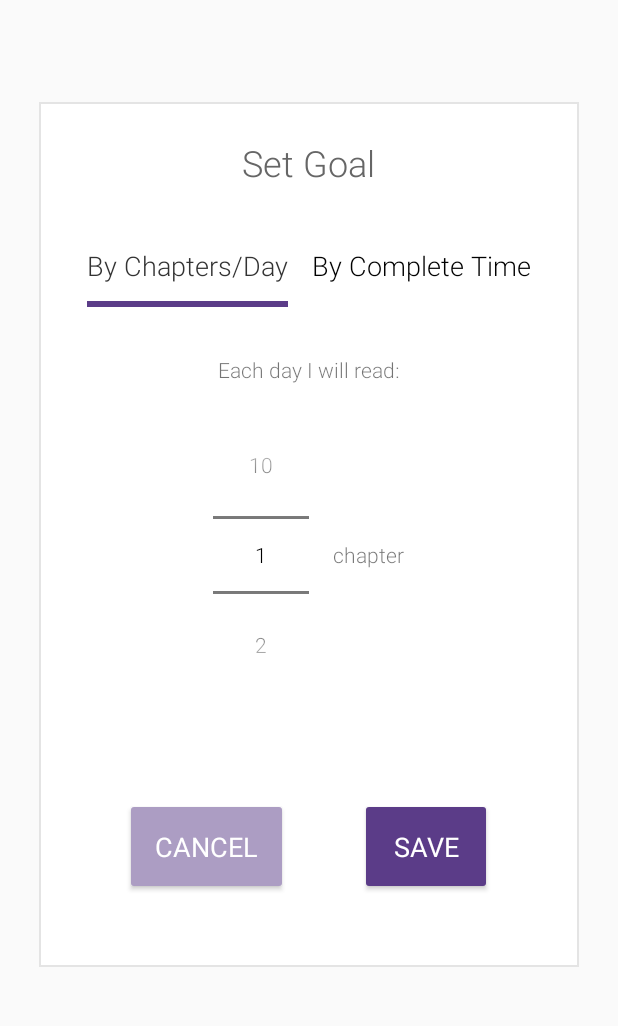
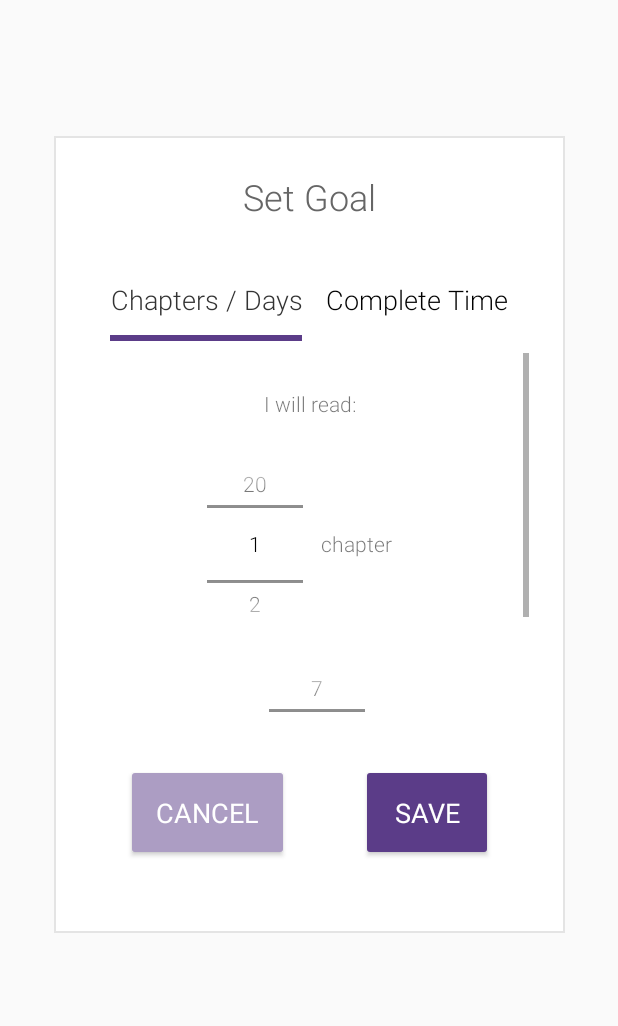
Before and after one commit to yellowire/bible-tracker, an Android app: the MainActivity screen opened directly, with no data from a screen before it, in the options menu, after a tap on "Edit Goal", on a phone screen of 412 x 824 dp, the part 84-1110 px from its top. Run offline under Robolectric (Android 15) with nearby library versions, the phone set to English and light mode, and no system bars; libraries missing offline, so code that uses them is left out: com.github.mikephil.charting; 21 statements that could not run were skipped.

Commit message:
Set Goal activity updates for chapters per days

```diff
--- a/BibleTracker/app/build.gradle
+++ b/BibleTracker/app/build.gradle
@@ -6,7 +6,7 @@ android {
 
     defaultConfig {
         applicationId "com.example.bibletracker"
-        minSdkVersion 21
+        minSdkVersion 26
         targetSdkVersion 29
         versionCode 1
         versionName "1.0"
--- a/BibleTracker/app/src/main/java/com/example/bibletracker/AddChapters.java
+++ b/BibleTracker/app/src/main/java/com/example/bibletracker/AddChapters.java
@@ -1,6 +1,5 @@
 package com.example.bibletracker;
 
-import androidx.annotation.RequiresApi;
 import androidx.appcompat.app.ActionBar;
 import androidx.appcompat.app.AppCompatActivity;
 import androidx.appcompat.widget.Toolbar;
@@ -8,7 +7,6 @@ import androidx.appcompat.widget.Toolbar;
 import android.animation.Animator;
 import android.animation.AnimatorListenerAdapter;
 import android.content.SharedPreferences;
-import android.os.Build;
 import android.os.Bundle;
 import android.os.CountDownTimer;
 import android.text.Spannable;
@@ -28,7 +26,6 @@ import java.util.List;
 
 import static com.example.bibletracker.Bible.theBible;
 
-@RequiresApi(api = Build.VERSION_CODES.O)
 public class AddChapters extends AppCompatActivity {
 
     public static Bible bible = new Bible();
--- a/BibleTracker/app/src/main/java/com/example/bibletracker/BibleBookChapter.java
+++ b/BibleTracker/app/src/main/java/com/example/bibletracker/BibleBookChapter.java
@@ -1,8 +1,4 @@
 package com.example.bibletracker;
-
-import android.util.Log;
-
-import java.time.LocalDate;
 
 import static com.example.bibletracker.Bible.theBible;
 
--- a/BibleTracker/app/src/main/java/com/example/bibletracker/CustomMarkerView.java
+++ b/BibleTracker/app/src/main/java/com/example/bibletracker/CustomMarkerView.java
@@ -2,10 +2,7 @@ package com.example.bibletracker;
 
 import android.content.Context;
 import android.graphics.Canvas;
-import android.os.Build;
 import android.widget.TextView;
-
-import androidx.annotation.RequiresApi;
 
 import com.github.mikephil.charting.charts.BubbleChart;
 import com.github.mikephil.charting.components.MarkerView;
@@ -14,7 +11,6 @@ import com.github.mikephil.charting.highlight.Highlight;
 
 import java.util.Map;
 
-@RequiresApi(api = Build.VERSION_CODES.O)
 class CustomMarkerView extends MarkerView {
 
     private TextView markerContent;
--- a/BibleTracker/app/src/main/java/com/example/bibletracker/DeleteConfirm.java
+++ b/BibleTracker/app/src/main/java/com/example/bibletracker/DeleteConfirm.java
@@ -1,12 +1,10 @@
 package com.example.bibletracker;
 
-import androidx.annotation.RequiresApi;
 import androidx.appcompat.app.ActionBar;
 import androidx.appcompat.app.AppCompatActivity;
 import androidx.appcompat.widget.Toolbar;
 
 import android.content.SharedPreferences;
-import android.os.Build;
 import android.os.Bundle;
 import android.view.View;
 
@@ -29,7 +27,6 @@ public class DeleteConfirm extends AppCompatActivity {
         finish();
     }
 
-    @RequiresApi(api = Build.VERSION_CODES.O)
     public void onDeleteClick(View view) {
         SharedPreferences.Editor editor = pref.edit();
         editor.clear();
--- a/BibleTracker/app/src/main/java/com/example/bibletracker/MainActivity.java
+++ b/BibleTracker/app/src/main/java/com/example/bibletracker/MainActivity.java
@@ -1,14 +1,11 @@
-// TODO: DEV VALUES PRESENT
 package com.example.bibletracker;
 
-import androidx.annotation.RequiresApi;
 import androidx.appcompat.app.AppCompatActivity;
 import androidx.appcompat.widget.Toolbar;
 
 import android.content.Intent;
 import android.content.SharedPreferences;
 import android.graphics.drawable.Drawable;
-import android.os.Build;
 import android.os.Bundle;
 import android.view.Menu;
 import android.view.MenuItem;
@@ -31,7 +28,6 @@ import java.util.HashMap;
 import java.util.List;
 import java.util.Map;
 
-@RequiresApi(api = Build.VERSION_CODES.O)
 public class MainActivity extends AppCompatActivity {
 
     public static Bible bible = new Bible();
@@ -40,8 +36,10 @@ public class MainActivity extends AppCompatActivity {
     public static ReadData data = null;
     DateTimeFormatter dateFormat = DateTimeFormatter.ofPattern("yyyy-MM-dd");
     int totalChapters = 0;
-    int goalType = 0;
-    int goalValue = 0;
+//    int goalType = 0;
+//    int goalValue = 0;
+    int goalChapters = -1;
+    int goalTime = 0;
     int dateDiff = 0;
     int streakCount = 0;
     int readChapterCount = 0;
@@ -244,8 +242,10 @@ public class MainActivity extends AppCompatActivity {
         data = new ReadData();
         totalChapters = data.getTotalChapterCount();
         readChapterCount = data.getReadChapterCount();
-        goalType = data.getGoalType();
-        goalValue = data.getGoalValue();
+//        goalType = data.getGoalType();
+//        goalValue = data.getGoalValue();
+        goalChapters = data.getGoalChapters();
+        goalTime = data.getGoalTime();
         dateDiff = data.getDaysSinceStart(LocalDate.now());
         streakCount = data.getStreakCount(LocalDate.now());
     }
@@ -281,13 +281,18 @@ public class MainActivity extends AppCompatActivity {
     public void setupGoalView() {
         TextView goal = findViewById(R.id.goal);
         String goalString = "none";
-        if (goalType == 2) {
-            goalString = "Finish the Bible in " + goalValue + " months.";
-        } else if (goalType == 1) {
-            if (goalValue == 1) {
-                goalString = "Read 1 chapter each day.";
+        if (goalChapters == 0) {
+            goalString = "Finish the Bible in " + goalTime + " months.";
+        } else if (goalChapters > 0) {
+            if (goalChapters == 1) {
+                goalString = "Read 1 chapter every ";
             } else {
-                goalString = "Read " + goalValue + " chapters each day.";
+                goalString = "Read " + goalChapters + " chapters every ";
+            }
+            if (goalTime == 1) {
+                goalString += "day.";
+            } else {
+                goalString += goalTime + " days.";
             }
         }
         goal.setText(goalString);
--- a/BibleTracker/app/src/main/java/com/example/bibletracker/ReadData.java
+++ b/BibleTracker/app/src/main/java/com/example/bibletracker/ReadData.java
@@ -1,9 +1,6 @@
 package com.example.bibletracker;
 
-import android.os.Build;
-
 import androidx.annotation.Nullable;
-import androidx.annotation.RequiresApi;
 
 import java.time.LocalDate;
 import java.time.format.DateTimeFormatter;
@@ -11,7 +8,6 @@ import java.time.format.DateTimeFormatter;
 import static com.example.bibletracker.Bible.theBible;
 import static java.time.temporal.ChronoUnit.DAYS;
 
-@RequiresApi(api = Build.VERSION_CODES.O)
 class ReadData {
 
     private int totalChapterCount = 0;
@@ -22,8 +18,9 @@ class ReadData {
     private int streakCount = -1;
     private int daysActive = -1;
     private int readChapterCount = -1;
-    private int goalType = -1;
-    private int goalValue = -1;
+    private String goalType = null;
+    private int goalTime = -1;
+    private int goalChapters = -1;
     private int goalToday = -1;
     private BibleBookChapter nextUp = null;
     private BibleBookChapter bullpen = null;
@@ -195,36 +192,29 @@ class ReadData {
             nextUp = startChapter;
         }
     }
-    private void setGoalType() {
-        String type = MainActivity.pref.getString("goalType",null);
-        if (type != null) {
-            if (type.equals("chapters")) {
-                goalType = 1;
-            } else if (type.equals("months")) {
-                goalType = 2;
-            } else {
-                goalType = 0;
-            }
-        }
+    private void setGoalTime() {
+        goalTime = MainActivity.pref.getInt("goalTime",0);
     }
-    private void setGoalValue() {
-        String goalValueString = MainActivity.pref.getString("goalValue",null);
-        goalValue = (goalValueString != null) ? Integer.parseInt(goalValueString) : 0;
+    private void setGoalChapters() {
+        goalChapters = MainActivity.pref.getInt("goalChapters",-1);
     }
     private void setGoalToday(LocalDate date) {
-        setGoalType();
-        setGoalValue();
+        setGoalChapters();
+        setGoalTime();
         setDaysSinceStart(date);
 
-        if (goalType == 1) {
-            goalToday = goalValue * daysSinceStart;
-        } else if (goalType == 2) {
-            int totalDays = (int) DAYS.between(startDate,startDate.plusMonths(goalValue));
+        if (goalChapters == 0) {
+            int totalDays = (int) DAYS.between(startDate,startDate.plusMonths(goalTime));
             double perDay = (float) totalChapterCount / (float) totalDays;
             double target = Math.round(perDay);
             goalToday = (int) target * daysSinceStart;
+        } else if (goalChapters > 0) {
+            double periods = (float) daysSinceStart / (float) goalTime;
+            double target = goalChapters * periods;
+            goalToday = (int) Math.round(target);
+        } else {
+            goalToday = 0;
         }
-
     }
     public void setBullpen() {
         setNextUp();
@@ -270,12 +260,13 @@ class ReadData {
     int getStreakCount(LocalDate date) { streakCount = 0; setStreakCount(date); return streakCount; }
     int getDaysActive(LocalDate date) { setDaysActive(date); return daysActive; }
     int getReadChapterCount() { setReadChapterCount(); return readChapterCount; }
-    int getGoalType() { setGoalType(); return goalType; }
-    int getGoalValue() { setGoalValue(); return goalValue; }
+    int getGoalTime() { setGoalTime(); return goalTime; }
+    int getGoalChapters() { setGoalChapters(); return goalChapters; }
     int getGoalToday(LocalDate date) { setGoalToday(date); return goalToday; }
+    String getGoalType() { return (getGoalChapters() == 0) ? "months" : "days"; }
     LocalDate getStartDate() { return startDate; }
     BibleBookChapter getStartChapter() { return startChapter; }
-    BibleBookChapter getNextUp() { setNextUp(); String nextUpString = (nextUp != null) ? theBible[nextUp.getPosition()].getName() + nextUp.getChapter() : "null"; return nextUp; }
+    BibleBookChapter getNextUp() { setNextUp(); return nextUp; }
     BibleBookChapter getBullpen() { setBullpen(); return bullpen; }
     @Nullable BibleBookChapter[] getDateChapters(LocalDate date) { setDateChapters(date); return dateChapters; }
 }
--- a/BibleTracker/app/src/main/java/com/example/bibletracker/SetGoal.java
+++ b/BibleTracker/app/src/main/java/com/example/bibletracker/SetGoal.java
@@ -16,13 +16,15 @@ import android.widget.TextView;
 public class SetGoal extends AppCompatActivity {
 
     NumberPicker chapterPicker;
+    NumberPicker daysPicker;
     NumberPicker monthsPicker;
     RadioGroup typeGroup;
     LinearLayout chapterSide;
     LinearLayout monthsSide;
     RadioButton chapterButton;
     RadioButton monthsButton;
-    String goalType;
+    int goalTime;
+    int goalChapters;
 
     @Override
     protected void onCreate(Bundle savedInstanceState) {
@@ -38,9 +40,12 @@ public class SetGoal extends AppCompatActivity {
     }
     public void setupGoalViews() {
         chapterPicker = findViewById(R.id.chapterPicker);
+        daysPicker = findViewById(R.id.daysPicker);
         monthsPicker = findViewById(R.id.monthsPicker);
         chapterPicker.setMinValue(1);
-        chapterPicker.setMaxValue(10);
+        chapterPicker.setMaxValue(20);
+        daysPicker.setMinValue(1);
+        daysPicker.setMaxValue(7);
         monthsPicker.setMinValue(6);
         monthsPicker.setMaxValue(60);
 
@@ -49,11 +54,6 @@ public class SetGoal extends AppCompatActivity {
         monthsSide = findViewById(R.id.monthsLayout);
         chapterButton = findViewById(R.id.chapterRadio);
         monthsButton = findViewById(R.id.monthsRadio);
-        if (monthsButton.isChecked()) {
-            goalType = "months";
-        } else {
-            goalType = "chapters";
-        }
 
         typeGroup.setOnCheckedChangeListener(new RadioGroup.OnCheckedChangeListener() {
             public void onCheckedChanged(RadioGroup group, int checkedId) {
@@ -63,17 +63,13 @@ public class SetGoal extends AppCompatActivity {
                         monthsButton.setBackground(getDrawable(R.drawable.underline));
                         chapterSide.setVisibility(View.GONE);
                         monthsSide.setVisibility(View.VISIBLE);
-                        goalType = "months";
                         break;
                     case R.id.chapterRadio:
                         monthsButton.setBackground(null);
                         chapterButton.setBackground(getDrawable(R.drawable.underline));
-                        goalType = "chapter";
                         monthsSide.setVisibility(View.GONE);
                         chapterSide.setVisibility(View.VISIBLE);
                         break;
-                    default:
-                        goalType = null;
                 }
             }
         });
@@ -89,24 +85,40 @@ public class SetGoal extends AppCompatActivity {
                 }
             }
         });
+
+        final TextView dayLabel = findViewById(R.id.textView8);
+        daysPicker.setOnValueChangedListener(new NumberPicker.OnValueChangeListener() {
+            @Override
+            public void onValueChange(NumberPicker picker, int oldVal, int newVal) {
+                if (newVal > 1) {
+                    dayLabel.setText("days");
+                } else {
+                    dayLabel.setText("day");
+                }
+            }
+        });
     }
 
     public void onSaveGoal(View v) {
-        String goal;
-        NumberPicker picker;
-        if (goalType.equals("months")) {
-            picker = findViewById(R.id.monthsPicker);
-        } else if (goalType.equals("chapters")) {
-            picker = findViewById(R.id.chapterPicker);
-        } else {
-            picker = null;
+        int checkedId = typeGroup.getCheckedRadioButtonId();
+        switch(checkedId) {
+            case R.id.monthsRadio:
+                goalChapters = 0;
+                goalTime = monthsPicker.getValue();
+                break;
+            case R.id.chapterRadio:
+                goalChapters = chapterPicker.getValue();
+                goalTime = daysPicker.getValue();
+                break;
+            default:
+                goalChapters = -1;
+                goalTime = 0;
         }
-        goal = Integer.toString(picker.getValue());
 
         SharedPreferences pref = getApplicationContext().getSharedPreferences("BiblePref",0);
         SharedPreferences.Editor editor = pref.edit();
-        editor.putString("goalValue",goal);
-        editor.putString("goalType",goalType);
+        editor.putInt("goalChapters",goalChapters);
+        editor.putInt("goalTime",goalTime);
         editor.apply();
         finish();
     }
--- a/BibleTracker/app/src/main/java/com/example/bibletracker/SettingsActivity.java
+++ b/BibleTracker/app/src/main/java/com/example/bibletracker/SettingsActivity.java
@@ -4,7 +4,6 @@ import android.content.Context;
 import android.content.Intent;
 import android.os.Bundle;
 
-import androidx.annotation.Nullable;
 import androidx.appcompat.app.ActionBar;
 import androidx.appcompat.app.AppCompatActivity;
 import androidx.preference.Preference;
--- a/BibleTracker/app/src/main/java/com/example/bibletracker/StartInput.java
+++ b/BibleTracker/app/src/main/java/com/example/bibletracker/StartInput.java
@@ -1,10 +1,8 @@
 package com.example.bibletracker;
 
-import androidx.annotation.RequiresApi;
 import androidx.appcompat.app.AppCompatActivity;
 
 import android.content.Intent;
-import android.os.Build;
 import android.os.Bundle;
 import android.util.Log;
 import android.view.View;
@@ -16,7 +14,6 @@ import java.time.format.DateTimeFormatter;
 
 import static com.example.bibletracker.Bible.theBible;
 
-@RequiresApi(api = Build.VERSION_CODES.O)
 public class StartInput extends AppCompatActivity {
 
     @Override
--- a/BibleTracker/app/src/main/res/layout/activity_set_goal.xml
+++ b/BibleTracker/app/src/main/res/layout/activity_set_goal.xml
@@ -50,7 +50,7 @@
                     android:button="@null"
                     android:checked="true"
                     android:gravity="center_horizontal|top"
-                    android:text="By Chapters/Day"
+                    android:text="Chapters / Days"
                     android:textColor="#333333"
                     android:textSize="18dp" />
 
@@ -62,21 +62,32 @@
                     android:layout_weight="1"
                     android:button="@null"
                     android:gravity="center_horizontal|top"
-                    android:text="By Complete Time"
+                    android:text="Complete Time"
                     android:textSize="18sp" />
             </RadioGroup>
+
+            <ScrollView
+                android:layout_width="match_parent"
+                android:layout_height="250dp">
+
+                <LinearLayout
+                    android:layout_width="match_parent"
+                    android:layout_height="wrap_content"
+                    android:orientation="vertical">
 
                     <include
                         layout="@layout/chapter_goal"
                         android:layout_width="match_parent"
-                android:layout_height="match_parent"
+                        android:layout_height="wrap_content"
                         android:visibility="visible" />
 
                     <include
                         layout="@layout/months_goal"
                         android:layout_width="match_parent"
-                android:layout_height="match_parent"
+                        android:layout_height="wrap_content"
                         android:visibility="gone" />
+                </LinearLayout>
+            </ScrollView>
 
             <LinearLayout
                 android:layout_width="wrap_content"
--- a/BibleTracker/app/src/main/res/layout/chapter_goal.xml
+++ b/BibleTracker/app/src/main/res/layout/chapter_goal.xml
@@ -12,29 +12,63 @@
         android:id="@+id/textView4"
         android:layout_width="wrap_content"
         android:layout_height="wrap_content"
+        android:layout_marginBottom="16dp"
         android:gravity="center"
-        android:text="Each day I will read:" />
+        android:text="I will read:" />
 
     <LinearLayout
         android:layout_width="wrap_content"
-        android:layout_height="wrap_content"
+        android:layout_height="match_parent"
         android:gravity="center"
-        android:orientation="horizontal"
-        android:padding="16dp">
+        android:orientation="vertical">
 
-        <NumberPicker
-            android:id="@+id/chapterPicker"
+        <LinearLayout
             android:layout_width="wrap_content"
             android:layout_height="wrap_content"
-            android:layout_margin="8dp" />
+            android:gravity="center"
+            android:orientation="horizontal"
+            android:padding="8dp">
 
-        <TextView
-            android:id="@+id/textView6"
+            <NumberPicker
+                android:id="@+id/chapterPicker"
+                android:layout_width="64dp"
+                android:layout_height="120dp" />
+
+            <TextView
+                android:id="@+id/textView6"
+                android:layout_width="wrap_content"
+                android:layout_height="wrap_content"
+                android:padding="12dp"
+                android:text="chapter" />
+
+        </LinearLayout>
+
+        <LinearLayout
             android:layout_width="wrap_content"
             android:layout_height="wrap_content"
-            android:padding="8dp"
-            android:text="chapter" />
+            android:gravity="center"
+            android:orientation="horizontal"
+            android:padding="8dp">
 
+            <TextView
+                android:id="@+id/textView11"
+                android:layout_width="wrap_content"
+                android:layout_height="wrap_content"
+                android:padding="12dp"
+                android:text="every" />
+
+            <NumberPicker
+                android:id="@+id/daysPicker"
+                android:layout_width="64dp"
+                android:layout_height="120dp" />
+
+            <TextView
+                android:id="@+id/textView8"
+                android:layout_width="wrap_content"
+                android:layout_height="wrap_content"
+                android:padding="12dp"
+                android:text="day" />
+        </LinearLayout>
     </LinearLayout>
 
 </LinearLayout>
```
Also changed, not shown: BibleTracker/app/src/main/res/layout/months_goal.xml (+6 -6 lines). Lines whose indentation alone changed are shown as unchanged.
